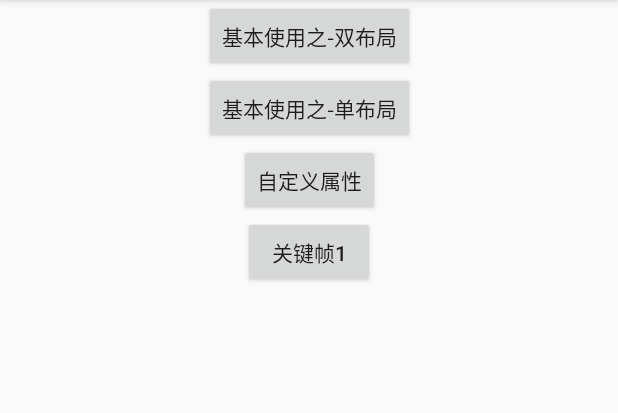
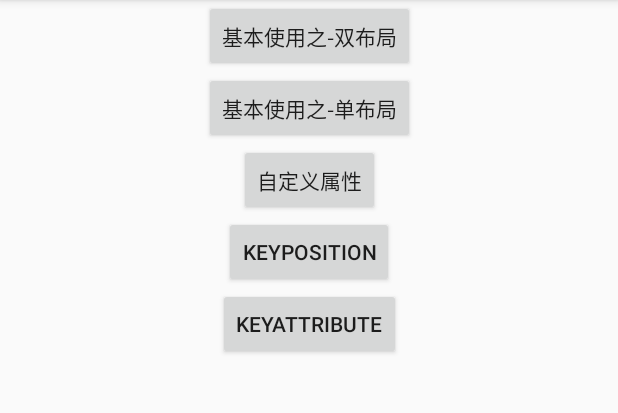
Before and after one commit to gyqGitHub/ConstraintLayoutDemo, an Android app: the MotionLayoutActivity screen opened directly, with no data from a screen before it, on a phone screen of 412 x 824 dp, the part 84-497 px from its top. Run offline under Robolectric (Android 15) with nearby library versions, the phone set to English and light mode, and no system bars.

Commit message:
设置关键帧变换相关属性

```diff
--- a/app/src/main/AndroidManifest.xml
+++ b/app/src/main/AndroidManifest.xml
@@ -9,7 +9,8 @@
         android:roundIcon="@mipmap/ic_launcher_round"
         android:supportsRtl="true"
         android:theme="@style/AppTheme">
-        <activity android:name=".MotionKeyFrame1Activity"></activity>
+        <activity android:name=".MotionKeyAttributeActivity"></activity>
+        <activity android:name=".MotionKeyFrame1Activity" />
         <activity android:name=".MotionCustomAttributeActivity" />
         <activity android:name=".MotionBasic2Activity" />
         <activity android:name=".MotionBasic1Activity" />
--- a/app/src/main/java/com/hsb/profession/constraintlayoutdemo/MotionLayoutActivity.kt
+++ b/app/src/main/java/com/hsb/profession/constraintlayoutdemo/MotionLayoutActivity.kt
@@ -27,5 +27,7 @@ class MotionLayoutActivity : AppCompatActivity() {
         btn_custom_attribute.setOnClickListener { MotionCustomAttributeActivity.start(this) }
 
         btn_keyframe_position.setOnClickListener { MotionKeyFrame1Activity.start(this) }
+
+        btn_keyframe_attribute.setOnClickListener { MotionKeyAttributeActivity.start(this) }
     }
 }
--- a/app/src/main/res/layout/activity_motion_layout.xml
+++ b/app/src/main/res/layout/activity_motion_layout.xml
@@ -15,7 +15,8 @@
             android:layout_width="match_parent"
             app:flow_maxElementsWrap="1"
             app:flow_wrapMode="chain"
-            app:constraint_referenced_ids="btn_basic_1,btn_basic_2,btn_custom_attribute,btn_keyframe_position"
+            app:constraint_referenced_ids="btn_basic_1,btn_basic_2,
+            btn_custom_attribute,btn_keyframe_position,btn_keyframe_attribute"
             android:layout_height="match_parent" />
 
         <Button
@@ -43,7 +44,14 @@
             android:id="@+id/btn_keyframe_position"
             android:layout_width="wrap_content"
             android:layout_height="wrap_content"
-            android:text="关键帧1"
+            android:text="KeyPosition"
+            />
+
+        <Button
+            android:id="@+id/btn_keyframe_attribute"
+            android:layout_width="wrap_content"
+            android:layout_height="wrap_content"
+            android:text="keyAttribute"
             />
 
     </androidx.constraintlayout.widget.ConstraintLayout>
```
Also changed, not shown: app/src/main/java/com/hsb/profession/constraintlayoutdemo/MotionKeyAttributeActivity.kt (added, +22 -0 lines), app/src/main/res/layout/activity_motion_key_attribute.xml (added, +19 -0 lines), app/src/main/res/xml/activity_motion_key_attribute_scene.xml (added, +58 -0 lines).
